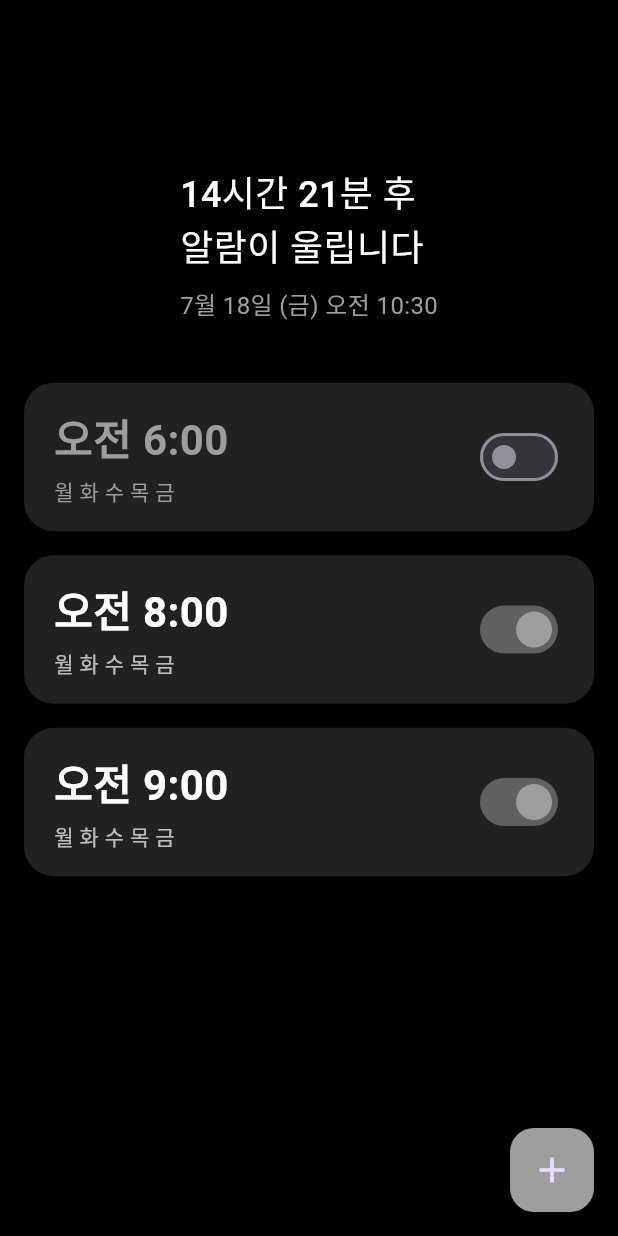
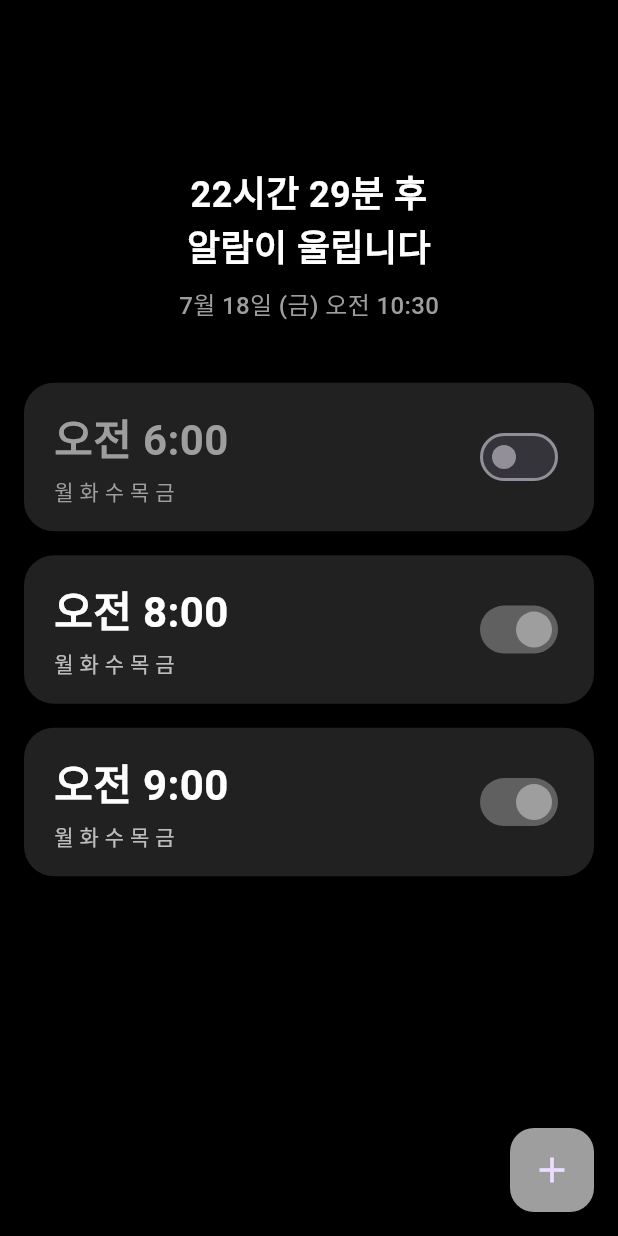
Before and after one commit to rjsdn031/NextUp, a Flutter app: the screen it shows after launch, on a phone screen of 412 x 824 dp. Run offline on Flutter 3.47's test engine with Material 3 defaults, Android fonts, the phone set to English and light mode, and no system bars.

Commit message:
[fix] Mod Top Section
Reflect the Set Alarm Time

```diff
--- a/lib/screens/alarm_list_screen.dart
+++ b/lib/screens/alarm_list_screen.dart
@@ -108,11 +108,58 @@ class _AlarmListScreenState extends State<AlarmListScreen> {
     }
   }
 
+  String getTimeUntilAlarm(TimeOfDay alarmTime, DateTime now) {
+    final todayAlarm = DateTime(
+      now.year,
+      now.month,
+      now.day,
+      alarmTime.hour,
+      alarmTime.minute,
+    );
+
+    final alarmDateTime = todayAlarm.isBefore(now)
+        ? todayAlarm.add(const Duration(days: 1))
+        : todayAlarm;
+
+    final difference = alarmDateTime.difference(now);
+    final hours = difference.inHours;
+    final minutes = difference.inMinutes % 60;
+
+    return '$hours시간 $minutes분 후\n알람이 울립니다';
+  }
+
   @override
   Widget build(BuildContext context) {
     final height = MediaQuery.of(context).size.height;
     final now = DateTime.now();
     final nowFormatted = formatDateTime(now);
+
+    // 가장 빠른 활성화된 알람
+    final enabledAlarms = alarms.where((a) => a.enabled).toList();
+    enabledAlarms.sort((a, b) {
+      final dtA = DateTime(
+        now.year,
+        now.month,
+        now.day,
+        a.time.hour,
+        a.time.minute,
+      );
+      final dtB = DateTime(
+        now.year,
+        now.month,
+        now.day,
+        b.time.hour,
+        b.time.minute,
+      );
+      return dtA.isBefore(now)
+          ? dtA.add(Duration(days: 1)).compareTo(dtB)
+          : dtA.compareTo(dtB);
+    });
+
+    final nextAlarm = enabledAlarms.isNotEmpty ? enabledAlarms.first : null;
+    final nextAlarmMessage = nextAlarm != null
+        ? getTimeUntilAlarm(nextAlarm.time, now)
+        : '설정된 다음 알람이 없습니다';
 
     return Scaffold(
       backgroundColor: Colors.black,
@@ -121,31 +168,40 @@ class _AlarmListScreenState extends State<AlarmListScreen> {
         elevation: 0,
         toolbarHeight: 0,
       ),
+
       body: Column(
         children: [
           SizedBox(
             height: height * 0.3,
+
             child: Padding(
               padding: const EdgeInsets.symmetric(
                 horizontal: 20.0,
                 vertical: 32,
               ),
+
               child: Column(
-                crossAxisAlignment: CrossAxisAlignment.start,
+                crossAxisAlignment: CrossAxisAlignment.center,
                 children: [
                   const Spacer(),
-                  const Text(
-                    '14시간 21분 후\n알람이 울립니다', // TODO: 실제 알람 감지해서 동작하기
-                    style: TextStyle(
+                  Text(
+                    nextAlarmMessage,
+                    style: const TextStyle(
                       color: Colors.white,
                       fontSize: 24,
-                      fontWeight: FontWeight.w500,
+                      fontWeight: FontWeight.bold,
                     ),
+                    textAlign: TextAlign.center,
                   ),
+
                   const SizedBox(height: 8),
                   Text(
                     nowFormatted,
-                    style: const TextStyle(color: Colors.grey, fontSize: 16),
+                    style: const TextStyle(
+                      color: Colors.grey,
+                      fontSize: 16,
+                      fontWeight: FontWeight.w500,
+                    ),
                   ),
                 ],
               ),
```
